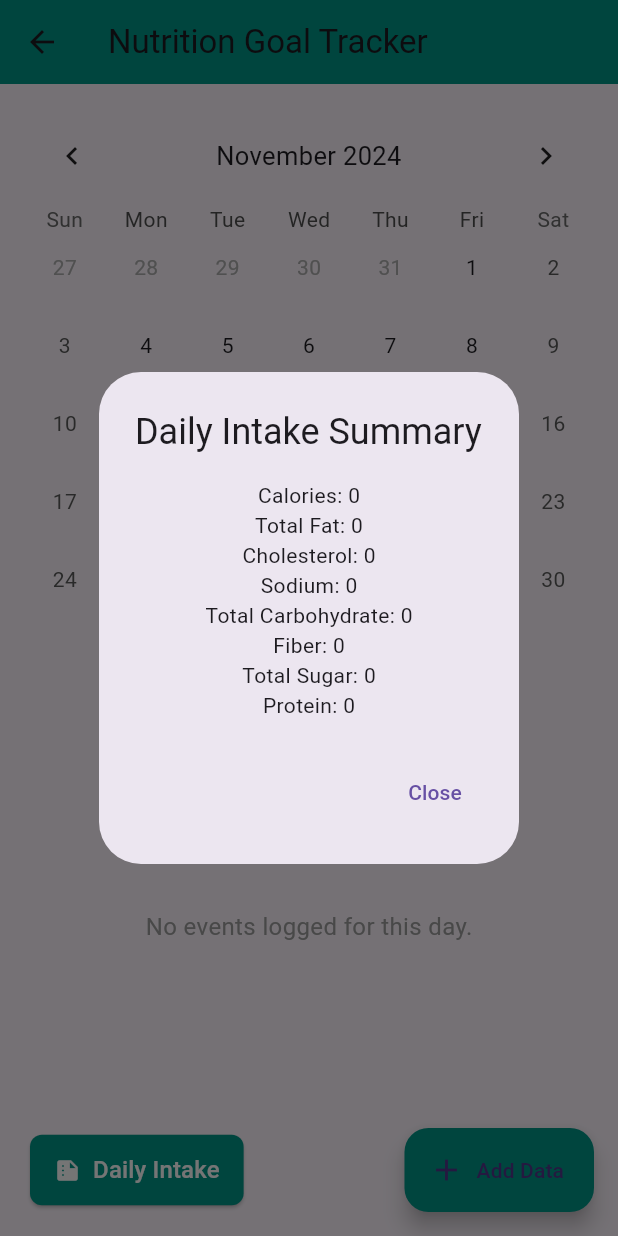
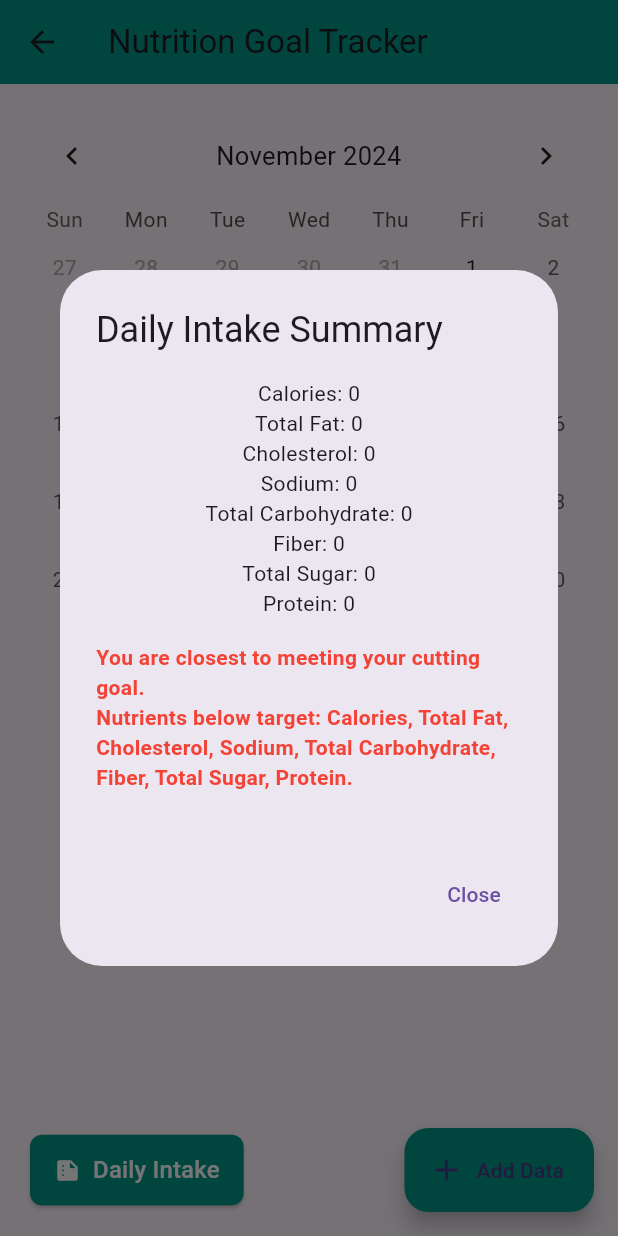
Before and after one commit to zpand26/Fall-2024-Software-Engineering-North-Stars-group-project, a Flutter app: the NutritionGoalView screen opened directly, after a tap on "Daily Intake", on a phone screen of 412 x 824 dp. Run offline on Flutter 3.47's test engine with Material 3 defaults, Android fonts, the phone set to English and light mode, and no system bars; drawn by our look-alikes of table_calendar; our stand-ins replace camera, cloud_firestore, firebase_auth, firebase_core, firebase_storage, flutter_local_notifications and 5 more; missing offline and left inert: day_picker, galleryimage; accounts and stored records are empty.

Commit message:
added bulking/cutting implementation

```diff
--- a/lib/views/nutrition_goal_view.dart
+++ b/lib/views/nutrition_goal_view.dart
@@ -190,11 +190,19 @@ class _NutritionGoalViewState extends State<NutritionGoalView> {
     final fiber = await _calorieTracker.getTotalFiberOnDay(_selectedDay.year, _selectedDay.month, _selectedDay.day);
     final sugar = await _calorieTracker.getTotalSugarOnDay(_selectedDay.year, _selectedDay.month, _selectedDay.day);
     final protein = await _calorieTracker.getTotalProteinOnDay(_selectedDay.year, _selectedDay.month, _selectedDay.day);
-    print(_selectedDay.year);
-    print(_selectedDay.month);
-    print(_selectedDay.day);
-    final printCalories = await _calorieTracker.getTotalCaloriesOnDay(_selectedDay.year, _selectedDay.month, _selectedDay.day);
-    print('Calories: $printCalories');
+
+    final nutritionData = '''
+      Calories: $calories
+      Fat: $fat
+      Cholesterol: $cholesterol
+      Sodium: $sodium
+      Carbohydrates: $carbs
+      Fiber: $fiber
+      Sugar: $sugar
+      Protein: $protein
+    ''';
+    final assessment = _presenter.evaluateIntake(nutritionData);
+
     showDialog(
       context: context,
       builder: (context) {
@@ -211,6 +219,18 @@ class _NutritionGoalViewState extends State<NutritionGoalView> {
               Text('Fiber: $fiber'),
               Text('Total Sugar: $sugar'),
               Text('Protein: $protein'),
+              const SizedBox(height: 16),
+              Text(
+                assessment,
+                style: TextStyle(
+                  color: assessment == 'Bulking'
+                      ? Colors.green
+                      : assessment == 'Cutting'
+                      ? Colors.blue
+                      : Colors.red,
+                  fontWeight: FontWeight.bold,
+                ),
+              ),
             ],
           ),
           actions: [
```
